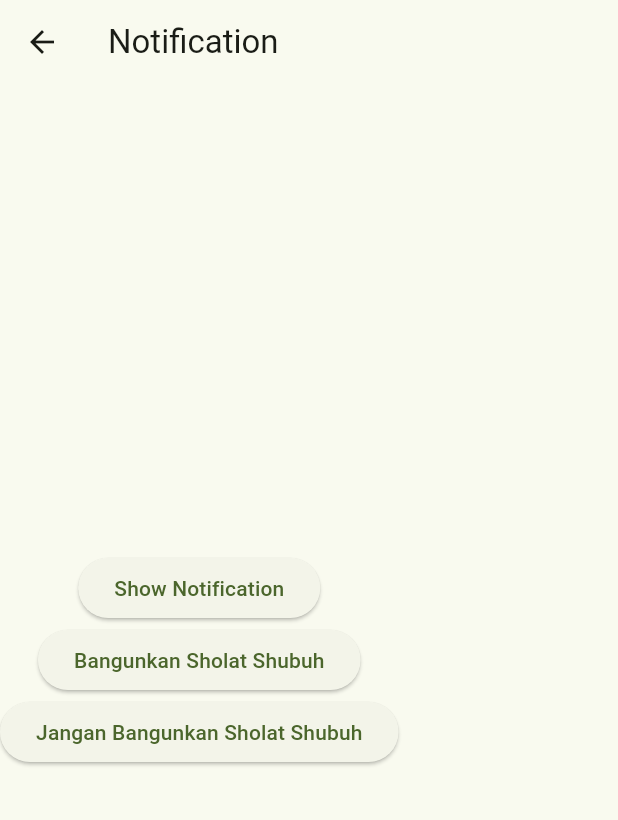
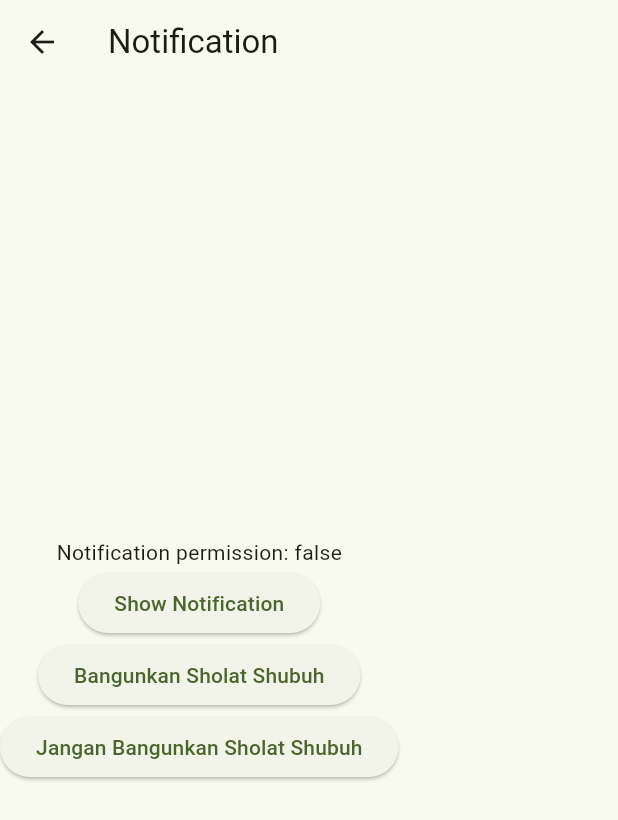
Before and after one commit to bayu07750/flutter_test_demo, a Flutter app: the NotificationPage screen opened directly, on a phone screen of 412 x 824 dp. Shown: the top 820 px of the screen. Run offline on Flutter 3.47's test engine with Material 3 defaults, Android fonts, the phone set to English and light mode, and no system bars; our stand-ins replace flutter_local_notifications, flutter_timezone, fpdart, timezone; missing offline and left inert: http_interceptor; statements that could not run were skipped.

Commit message:
add notification provider

```diff
--- a/lib/presentation/notification_page.dart
+++ b/lib/presentation/notification_page.dart
@@ -1,5 +1,6 @@
 import 'package:flutter/material.dart';
 import 'package:flutter_test_demo/notification/local_notification_service.dart';
+import 'package:flutter_test_demo/provider/notification_provider.dart';
 import 'package:flutter_test_demo/utils/random.dart';
 import 'package:provider/provider.dart';
 
@@ -16,6 +17,7 @@ class NotificationPage extends StatelessWidget {
         mainAxisAlignment: MainAxisAlignment.center,
         crossAxisAlignment: CrossAxisAlignment.center,
         children: [
+          Text('Notification permission: ${context.watch<NotificationProvider>().isNotificationGranted}'),
           ElevatedButton(
             onPressed: () {
               _showNotification(context);
--- /dev/null
+++ b/lib/provider/notification_provider.dart
@@ -0,0 +1,18 @@
+import 'package:flutter/material.dart';
+import 'package:flutter_test_demo/notification/local_notification_service.dart';
+
+class NotificationProvider extends ChangeNotifier {
+  final LocalNotificationService _localNotificationService;
+
+  bool _isNotificationGranted = false;
+
+  NotificationProvider({required LocalNotificationService localNotificationService})
+      : _localNotificationService = localNotificationService;
+
+  bool get isNotificationGranted => _isNotificationGranted;
+
+  requestPermission() async {
+    _isNotificationGranted = (await _localNotificationService.requestPermission()) ?? false;
+    notifyListeners();
+  }
+}
```
Also changed, not shown: lib/main.dart (+9 -2 lines), 1 other file.
